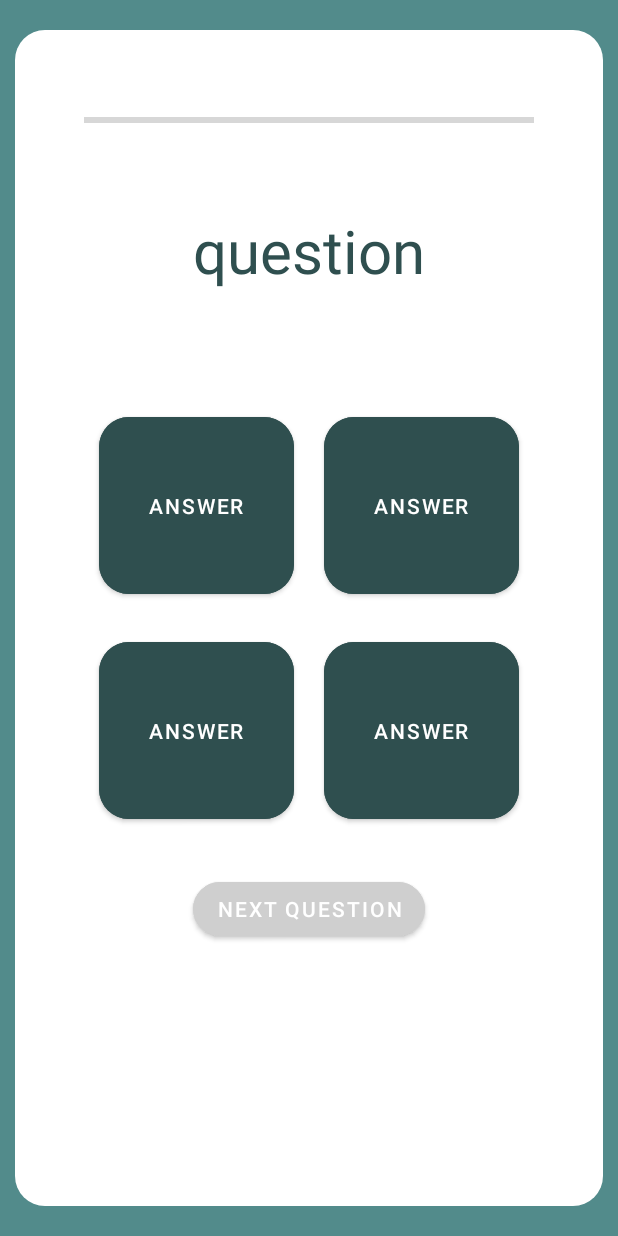
After one commit to Tyomnayark/multiply-trainer-app, an Android app: the GameActivity screen opened directly, with no data from a screen before it, on a phone screen of 412 x 824 dp. The commit adds this screen. Run offline under Robolectric (Android 15) with nearby library versions, the phone set to English and light mode, and no system bars; Roboto replaces fonts that are not available here.

Commit message:
add game activity

```diff
--- /dev/null
+++ b/app/src/main/java/com/example/multiplyeverywhere/game/GameActivity.kt
@@ -0,0 +1,21 @@
+package com.example.multiplyeverywhere.game
+
+import androidx.appcompat.app.AppCompatActivity
+import android.os.Bundle
+import android.widget.Button
+import com.example.multiplyeverywhere.R
+
+class GameActivity : AppCompatActivity() {
+    override fun onCreate(savedInstanceState: Bundle?) {
+        super.onCreate(savedInstanceState)
+        setContentView(R.layout.activity_game)
+        supportActionBar?.hide()
+
+        val button_1 = findViewById<Button>(R.id.button1)
+        val button_2 = findViewById<Button>(R.id.button2)
+        val button_3 = findViewById<Button>(R.id.button3)
+        val button_4 = findViewById<Button>(R.id.button4)
+
+
+    }
+}
--- a/app/src/main/java/com/example/multiplyeverywhere/ui/settings/SettingsFragment.kt
+++ b/app/src/main/java/com/example/multiplyeverywhere/ui/settings/SettingsFragment.kt
@@ -9,6 +9,7 @@ import android.os.Bundle
 import android.view.LayoutInflater
 import android.view.View
 import android.view.ViewGroup
+import android.view.animation.AnimationUtils
 import android.widget.AdapterView
 import android.widget.ArrayAdapter
 import android.widget.Button
@@ -33,8 +34,6 @@ class SettingsFragment : Fragment() {
 
     private var _binding: FragmentSettingsBinding? = null
 
-    // This property is only valid between onCreateView and
-    // onDestroyView.
     private val binding get() = _binding!!
 
     override fun onCreateView(
@@ -42,6 +41,7 @@ class SettingsFragment : Fragment() {
             container: ViewGroup?,
             savedInstanceState: Bundle?
     ): View {
+
         _binding = FragmentSettingsBinding.inflate(inflater, container, false)
         val root: View = binding.root
         return root
--- a/app/src/main/java/com/example/multiplyeverywhere/ui/trainer/TrainerViewModel.kt
+++ b/app/src/main/java/com/example/multiplyeverywhere/ui/trainer/TrainerViewModel.kt
@@ -10,7 +10,5 @@ class TrainerViewModel : ViewModel() {
         value = ""
     }
     val text: LiveData<String> = _text
-//    fun setNewText(newText: String) {
-//        _text.value = newText
-//    }
+
 }
--- /dev/null
+++ b/app/src/main/res/layout/activity_game.xml
@@ -0,0 +1,116 @@
+<?xml version="1.0" encoding="utf-8"?>
+<androidx.constraintlayout.widget.ConstraintLayout xmlns:android="http://schemas.android.com/apk/res/android"
+    xmlns:app="http://schemas.android.com/apk/res-auto"
+    xmlns:tools="http://schemas.android.com/tools"
+    android:layout_width="match_parent"
+    android:layout_height="match_parent"
+    android:background="@color/custom_green"
+    tools:context=".game.GameActivity">
+
+    <androidx.constraintlayout.widget.ConstraintLayout
+        android:layout_width="match_parent"
+        android:background="@drawable/rounded_border_rectangle"
+        android:layout_height="match_parent"
+        android:layout_marginVertical="20dp"
+        android:layout_marginHorizontal="10dp">
+
+        <TextView
+            android:id="@+id/question_text"
+            android:layout_width="wrap_content"
+            android:layout_height="wrap_content"
+            android:layout_marginTop="120dp"
+            android:text="question"
+            android:textSize="40sp"
+            android:textColor="@color/text_color_dark"
+            app:layout_constraintEnd_toEndOf="parent"
+            app:layout_constraintStart_toStartOf="parent"
+            app:layout_constraintTop_toTopOf="parent" />
+
+        <TableLayout
+            android:id="@+id/tableLayout2"
+            android:layout_width="wrap_content"
+            android:layout_height="wrap_content"
+            android:layout_marginVertical="50dp"
+            app:layout_constraintBottom_toBottomOf="@+id/next_button"
+            app:layout_constraintEnd_toEndOf="parent"
+            app:layout_constraintStart_toStartOf="parent"
+            app:layout_constraintTop_toBottomOf="@+id/question_text">
+
+            <TableRow
+                android:layout_width="match_parent"
+                android:layout_height="match_parent">
+
+                <Button
+                    android:id="@+id/button1"
+                    android:layout_width="130dp"
+                    android:layout_height="130dp"
+                    android:layout_margin="10dp"
+                    android:backgroundTint="@color/text_color_dark"
+                    android:text="answer"
+                    android:textColor="@color/white"
+                    app:cornerRadius="20dp" />
+
+                <Button
+                    android:id="@+id/button2"
+                    android:layout_width="130dp"
+                    android:layout_height="130dp"
+                    android:layout_margin="10dp"
+                    android:backgroundTint="@color/text_color_dark"
+                    android:text="answer"
+                    android:textColor="@color/white"
+                    app:cornerRadius="20dp" />
+            </TableRow>
+
+            <TableRow
+                android:layout_width="match_parent"
+                android:layout_height="match_parent">
+
+                <Button
+                    android:id="@+id/button3"
+                    android:layout_width="130dp"
+                    android:layout_height="130dp"
+                    android:layout_margin="10dp"
+                    android:backgroundTint="@color/text_color_dark"
+                    android:text="answer"
+                    android:textColor="@color/white"
+                    app:cornerRadius="20dp" />
+
+                <Button
+                    android:id="@+id/button4"
+                    android:layout_width="130dp"
+                    android:layout_height="130dp"
+                    android:layout_margin="10dp"
+                    android:backgroundTint="@color/text_color_dark"
+                    android:text="answer"
+                    android:textColor="@color/white"
+                    app:cornerRadius="20dp" />
+            </TableRow>
+
+        </TableLayout>
+
+        <ProgressBar
+            android:id="@+id/progressBar2"
+            style="?android:attr/progressBarStyleHorizontal"
+            android:layout_width="300dp"
+            android:layout_height="20dp"
+            android:layout_marginTop="50dp"
+            android:outlineSpotShadowColor="@color/custom_light_green"
+            app:layout_constraintEnd_toEndOf="parent"
+            app:layout_constraintStart_toStartOf="parent"
+            app:layout_constraintTop_toTopOf="parent" />
+
+        <Button
+            android:id="@+id/next_button"
+            android:layout_width="wrap_content"
+            android:layout_height="wrap_content"
+            android:layout_marginTop="20dp"
+            android:backgroundTint="@color/custom_light_grey"
+            android:text="@string/next_question_text"
+            android:textColor="@color/white"
+            app:cornerRadius="20dp"
+            app:layout_constraintEnd_toEndOf="parent"
+            app:layout_constraintStart_toStartOf="parent"
+            app:layout_constraintTop_toBottomOf="@+id/tableLayout2" />
+    </androidx.constraintlayout.widget.ConstraintLayout>
+
+</androidx.constraintlayout.widget.ConstraintLayout>
--- a/app/src/main/res/values/strings.xml
+++ b/app/src/main/res/values/strings.xml
@@ -41,4 +41,6 @@
     <string name="language_item_english">English</string>
     <string name="language_item_kazakh">Kazakh</string>
     <string name="edit_photo_title">Edit profile image</string>
+    <string name="start_button_text">Start training!</string>
+    <string name="next_question_text">Next question</string>
 </resources>
```
Also changed, not shown: app/src/main/AndroidManifest.xml (+6 -4 lines), app/src/main/java/com/example/multiplyeverywhere/ui/trainer/TrainerFragment.kt (+13 -7 lines), app/src/main/res/anim/reveal_anim.xml (added, +21 -0 lines), app/src/main/res/layout/fragment_trainer.xml (+25 -8 lines), 2 other files.
